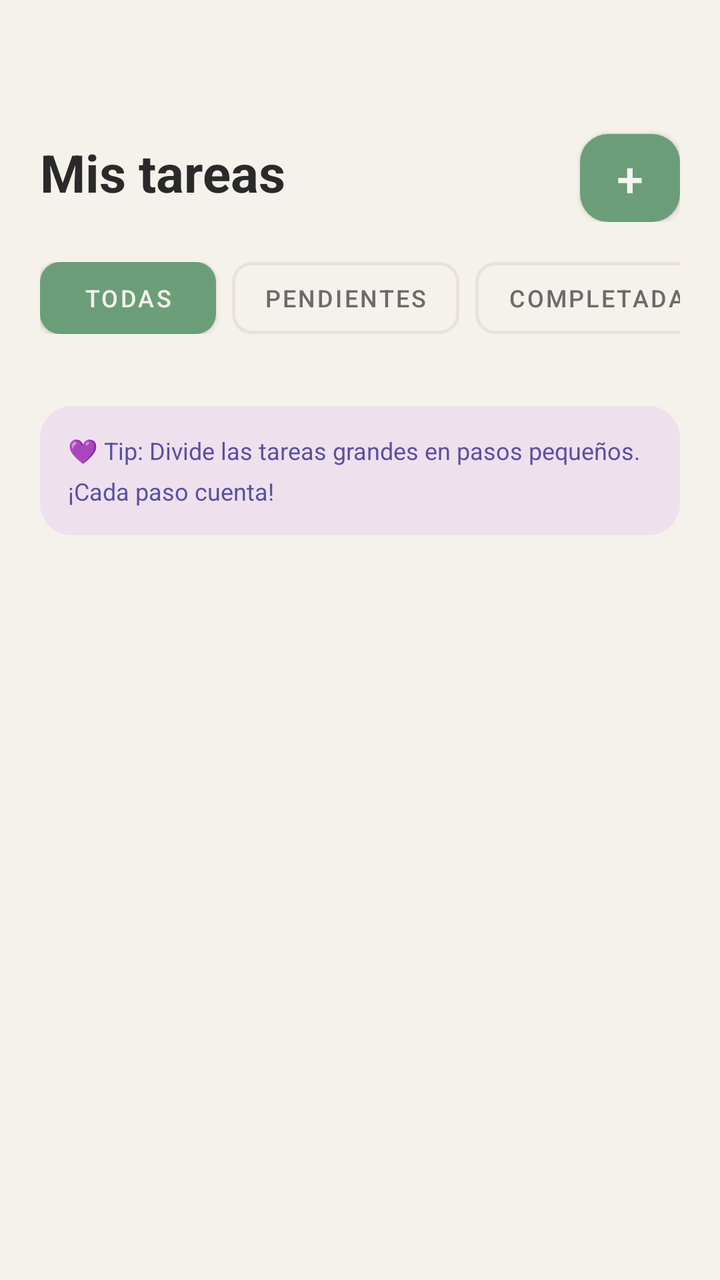
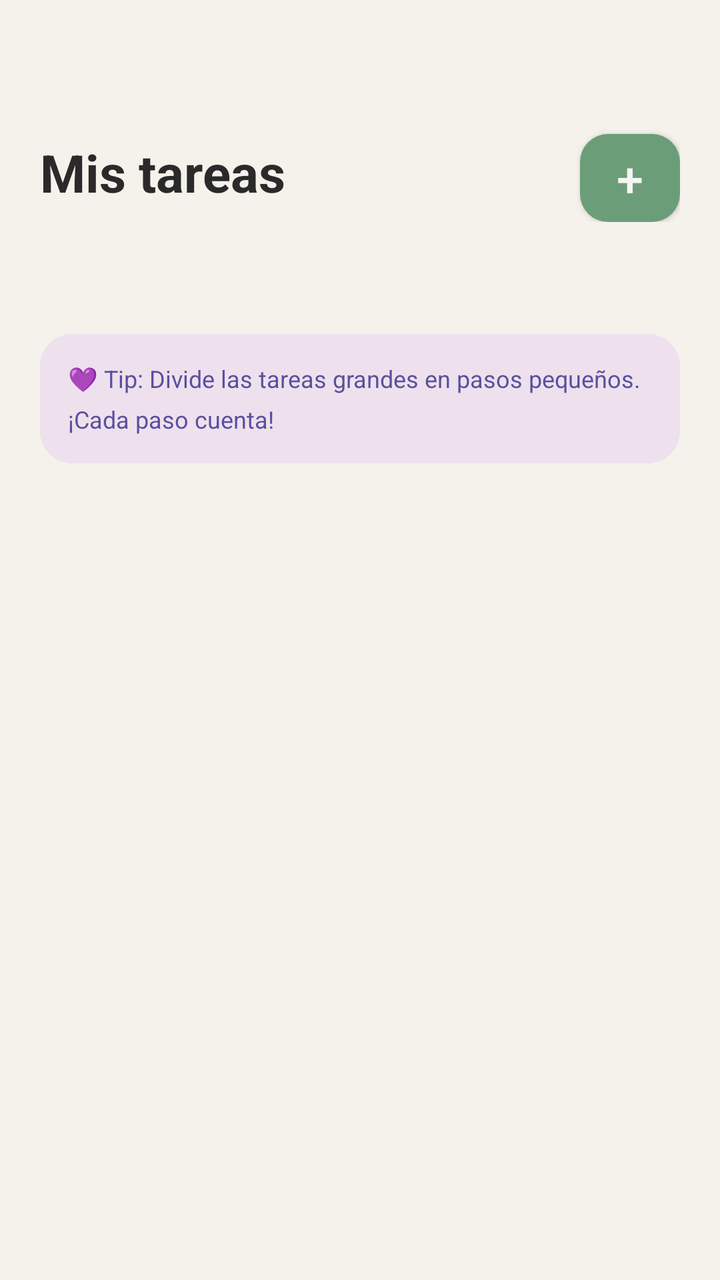

Before-and-after screenshots of an Android layout around one commit, followed by the original layout XML and the change that was made.
<!-- AndroidManifest.xml: application theme Theme.MindFocus -->
<!-- res/layout/fragment_tareas.xml -->
<?xml version="1.0" encoding="utf-8"?>
<androidx.constraintlayout.widget.ConstraintLayout
    xmlns:android="http://schemas.android.com/apk/res/android"
    xmlns:app="http://schemas.android.com/apk/res-auto"
    android:layout_width="match_parent"
    android:layout_height="match_parent"
    android:background="@color/bg_activityTar">

    <ScrollView
        android:layout_width="match_parent"
        android:layout_height="match_parent">

        <LinearLayout
            android:layout_width="match_parent"
            android:layout_height="wrap_content"
            android:orientation="vertical"
            android:paddingHorizontal="20dp"
            android:paddingTop="16dp"
            android:paddingBottom="16dp">

            
            <androidx.constraintlayout.widget.ConstraintLayout
                android:layout_width="match_parent"
                android:layout_height="wrap_content"
                android:layout_marginBottom="20dp"
                android:layout_marginTop="45dp">

                <TextView
                    android:id="@+id/tv_title"
                    android:layout_width="wrap_content"
                    android:layout_height="wrap_content"
                    android:text="@string/txt1_activityTar"
                    android:textSize="26sp"
                    android:textStyle="bold"
                    android:textColor="@color/txt1_activityTar"
                    app:layout_constraintStart_toStartOf="parent"
                    app:layout_constraintTop_toTopOf="parent"
                    app:layout_constraintBottom_toBottomOf="parent"/>

                
                <com.google.android.material.button.MaterialButton
                    android:id="@+id/btn_add_task"
                    android:layout_width="50dp"
                    android:layout_height="50dp"
                    android:padding="0dp"
                    android:insetBottom="0dp"
                    android:text="@string/txt2_activityTar"
                    android:textSize="24sp"
                    android:textColor="@color/txt2_activityTar"
                    app:backgroundTint="@color/bg1_tint_activityTar"
                    app:cornerRadius="14dp"
                    app:layout_constraintEnd_toEndOf="parent"
                    app:layout_constraintTop_toTopOf="parent"
                    app:layout_constraintBottom_toBottomOf="parent"
                    style="@style/Widget.MaterialComponents.Button.Icon"/>

            </androidx.constraintlayout.widget.ConstraintLayout>

            
            <HorizontalScrollView
                android:layout_width="match_parent"
                android:layout_height="wrap_content"
                android:scrollbars="none"
                android:layout_marginBottom="16dp">

                <LinearLayout
                    android:layout_width="wrap_content"
                    android:layout_height="wrap_content"
                    android:orientation="horizontal"
                    android:gravity="center_vertical">

                    
                    <com.google.android.material.button.MaterialButton
                        android:id="@+id/btn_filter_all"
                        android:layout_width="wrap_content"
                        android:layout_height="36dp"
                        android:insetTop="0dp"
                        android:insetBottom="0dp"
                        android:text="@string/txt3_activityTar"
                        android:textSize="12sp"
                        android:textColor="@color/txt3_activityTar"
                        app:backgroundTint="@color/filtro1_activityTar"
                        app:cornerRadius="10dp"
                        android:paddingHorizontal="16dp"
                        android:layout_marginEnd="8dp"
                        style="@style/Widget.MaterialComponents.Button"/>

                    
                    <com.google.android.material.button.MaterialButton
                        android:id="@+id/btn_filter_pending"
                        android:layout_width="wrap_content"
                        android:layout_height="36dp"
                        android:insetTop="0dp"
                        android:insetBottom="0dp"
                        android:text="@string/txt4_activityTar"
                        android:textSize="12sp"
                        android:textColor="@color/text_mid"
                        app:backgroundTint="@color/txt4_activityTar"
                        app:strokeColor="@color/sc_activityTar"
                        app:strokeWidth="1.5dp"
                        app:cornerRadius="10dp"
                        android:paddingHorizontal="16dp"
                        android:layout_marginEnd="8dp"
                        style="@style/Widget.MaterialComponents.Button.OutlinedButton"/>

                    
                    <com.google.android.material.button.MaterialButton
                        android:id="@+id/btn_filter_done"
                        android:layout_width="wrap_content"
                        android:layout_height="36dp"
                        android:insetTop="0dp"
                        android:insetBottom="0dp"
                        android:text="@string/txt5_activityTar"
                        android:textSize="12sp"
                        android:textColor="@color/text_mid"
                        app:backgroundTint="@color/bg2_tint_activityTar"
                        app:strokeColor="@color/sc_activityTar"
                        app:strokeWidth="1.5dp"
                        app:cornerRadius="10dp"
                        android:paddingHorizontal="16dp"
                        style="@style/Widget.MaterialComponents.Button.OutlinedButton"/>

                </LinearLayout>

            </HorizontalScrollView>

            
            <androidx.recyclerview.widget.RecyclerView
                android:id="@+id/rvTareas"
                android:layout_width="match_parent"
                android:layout_height="wrap_content"
                android:layout_marginTop="15dp"
                android:nestedScrollingEnabled="false"/>

            
            <LinearLayout
                android:layout_width="match_parent"
                android:layout_height="wrap_content"
                android:layout_marginTop="5dp"
                android:background="@drawable/fondo_lila"
                android:orientation="horizontal"
                android:gravity="center_vertical"
                android:padding="14dp">

                <TextView
                    android:layout_width="match_parent"
                    android:layout_height="wrap_content"
                    android:text="@string/txt6_activityTar"
                    android:textSize="12sp"
                    android:textColor="@color/purple_dark"
                    android:lineSpacingMultiplier="1.4"/>

            </LinearLayout>

        </LinearLayout>

    </ScrollView>

</androidx.constraintlayout.widget.ConstraintLayout>
<!-- resources referenced by this layout -->
<resources>
  <color name="bg1_tint_activityTar">#6B9E78</color>
  <color name="bg2_tint_activityTar">#F5F1EB</color>
  <color name="bg_activityTar">#F5F1EB</color>
  <color name="filtro1_activityTar">#6B9E78</color>
  <color name="purple_dark">#5A4FA0</color>
  <color name="sc_activityTar">#E8E3DA</color>
  <color name="text_mid">#6B6B6B</color>
  <color name="txt1_activityTar">#2A2A2A</color>
  <color name="txt2_activityTar">#F4F6F3</color>
  <color name="txt3_activityTar">#F5F1EB</color>
  <color name="txt4_activityTar">#F5F1EB</color>
  <!-- drawable fondo_lila (drawable) -->
  <?xml version="1.0" encoding="utf-8"?>
  <shape xmlns:android="http://schemas.android.com/apk/res/android">
      <solid android:color="#eee1ed"/>
      <corners android:radius="16dp"/>
  </shape>
  <string name="txt1_activityTar">Mis tareas</string>
  <string name="txt2_activityTar">+</string>
  <string name="txt3_activityTar">Todas</string>
  <string name="txt4_activityTar">Pendientes</string>
  <string name="txt5_activityTar">Completadas</string>
  <string name="txt6_activityTar">💜 Tip: Divide las tareas grandes en pasos pequeños. ¡Cada paso cuenta!</string>
  <style name="Theme.MindFocus" parent="Base.Theme.MindFocus" />
  <style name="Base.Theme.MindFocus" parent="Theme.Material3.DayNight.NoActionBar">
          
          
      </style>
</resources>

<!-- the commit's change to res/layout/fragment_tareas.xml (unified diff, before → after) -->
@@ -57,72 +57,13 @@
             </androidx.constraintlayout.widget.ConstraintLayout>
 
             
-            <HorizontalScrollView
+            <LinearLayout
+                android:id="@+id/layout_dias"
                 android:layout_width="match_parent"
                 android:layout_height="wrap_content"
-                android:scrollbars="none"
-                android:layout_marginBottom="16dp">
-
-                <LinearLayout
-                    android:layout_width="wrap_content"
-                    android:layout_height="wrap_content"
-                    android:orientation="horizontal"
-                    android:gravity="center_vertical">
-
-                    
-                    <com.google.android.material.button.MaterialButton
-                        android:id="@+id/btn_filter_all"
-                        android:layout_width="wrap_content"
-                        android:layout_height="36dp"
-                        android:insetTop="0dp"
-                        android:insetBottom="0dp"
-                        android:text="@string/txt3_activityTar"
-                        android:textSize="12sp"
-                        android:textColor="@color/txt3_activityTar"
-                        app:backgroundTint="@color/filtro1_activityTar"
-                        app:cornerRadius="10dp"
-                        android:paddingHorizontal="16dp"
-                        android:layout_marginEnd="8dp"
-                        style="@style/Widget.MaterialComponents.Button"/>
-
-                    
-                    <com.google.android.material.button.MaterialButton
-                        android:id="@+id/btn_filter_pending"
-                        android:layout_width="wrap_content"
-                        android:layout_height="36dp"
-                        android:insetTop="0dp"
-                        android:insetBottom="0dp"
-                        android:text="@string/txt4_activityTar"
-                        android:textSize="12sp"
-                        android:textColor="@color/text_mid"
-                        app:backgroundTint="@color/txt4_activityTar"
-                        app:strokeColor="@color/sc_activityTar"
-                        app:strokeWidth="1.5dp"
-                        app:cornerRadius="10dp"
-                        android:paddingHorizontal="16dp"
-                        android:layout_marginEnd="8dp"
-                        style="@style/Widget.MaterialComponents.Button.OutlinedButton"/>
-
-                    
-                    <com.google.android.material.button.MaterialButton
-                        android:id="@+id/btn_filter_done"
-                        android:layout_width="wrap_content"
-                        android:layout_height="36dp"
-                        android:insetTop="0dp"
-                        android:insetBottom="0dp"
-                        android:text="@string/txt5_activityTar"
-                        android:textSize="12sp"
-                        android:textColor="@color/text_mid"
-                        app:backgroundTint="@color/bg2_tint_activityTar"
-                        app:strokeColor="@color/sc_activityTar"
-                        app:strokeWidth="1.5dp"
-                        app:cornerRadius="10dp"
-                        android:paddingHorizontal="16dp"
-                        style="@style/Widget.MaterialComponents.Button.OutlinedButton"/>
-
-                </LinearLayout>
-
-            </HorizontalScrollView>
+                android:orientation="horizontal"
+                android:weightSum="7"
+                android:layout_marginBottom="16dp"/>
 
             
             <androidx.recyclerview.widget.RecyclerView
<!-- resource entries referenced after the edit -->
@@ -1,16 +1,10 @@
 <!-- resources referenced by this layout -->
 <resources>
   <color name="bg1_tint_activityTar">#6B9E78</color>
-  <color name="bg2_tint_activityTar">#F5F1EB</color>
   <color name="bg_activityTar">#F5F1EB</color>
-  <color name="filtro1_activityTar">#6B9E78</color>
   <color name="purple_dark">#5A4FA0</color>
-  <color name="sc_activityTar">#E8E3DA</color>
-  <color name="text_mid">#6B6B6B</color>
   <color name="txt1_activityTar">#2A2A2A</color>
   <color name="txt2_activityTar">#F4F6F3</color>
-  <color name="txt3_activityTar">#F5F1EB</color>
-  <color name="txt4_activityTar">#F5F1EB</color>
   <!-- drawable fondo_lila (drawable) -->
   <?xml version="1.0" encoding="utf-8"?>
   <shape xmlns:android="http://schemas.android.com/apk/res/android">
@@ -19,9 +13,6 @@
   </shape>
   <string name="txt1_activityTar">Mis tareas</string>
   <string name="txt2_activityTar">+</string>
-  <string name="txt3_activityTar">Todas</string>
-  <string name="txt4_activityTar">Pendientes</string>
-  <string name="txt5_activityTar">Completadas</string>
   <string name="txt6_activityTar">💜 Tip: Divide las tareas grandes en pasos pequeños. ¡Cada paso cuenta!</string>
   <style name="Theme.MindFocus" parent="Base.Theme.MindFocus" />
   <style name="Base.Theme.MindFocus" parent="Theme.Material3.DayNight.NoActionBar">
